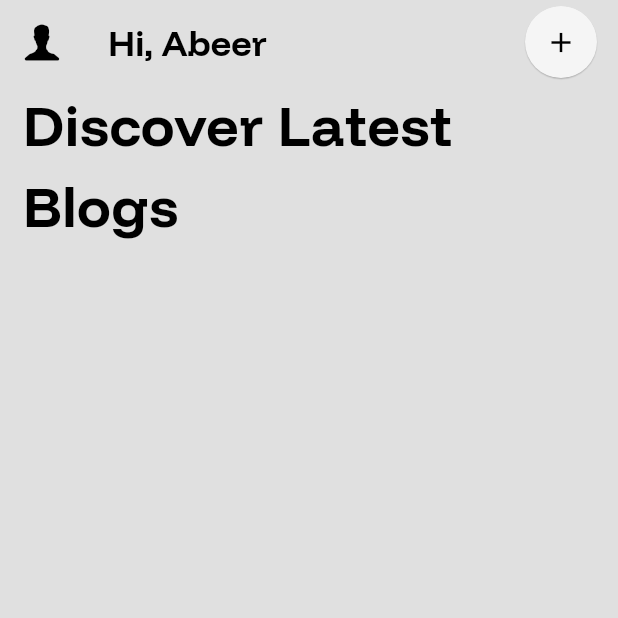
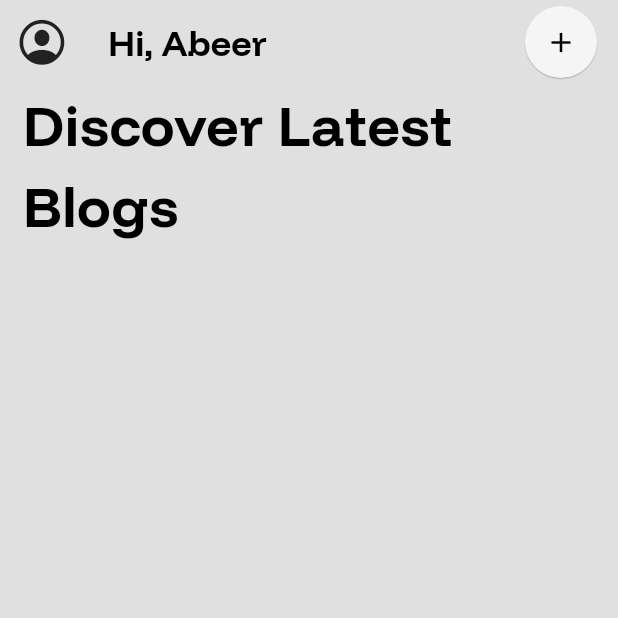
Before and after one commit to AbeerPanwar/Blog-App, a Flutter app: the BlogPage screen opened directly, on a phone screen of 412 x 824 dp, the top half of it. Run offline on Flutter 3.47's test engine with Material 3 defaults, Android fonts, the phone set to English and light mode, and no system bars; our stand-ins replace dotted_border, flutter_bloc, fpdart, get_it, supabase_flutter; accounts and stored records are empty.

Commit message:
changes in some UI of blog homepage and signin/signup page

```diff
--- a/lib/features/Auth/presentation/pages/sign_up.dart
+++ b/lib/features/Auth/presentation/pages/sign_up.dart
@@ -19,6 +19,7 @@ class _SignUpPageState extends State<SignUpPage> {
   final nameController = TextEditingController();
   final passwordController = TextEditingController();
   final formkey = GlobalKey<FormState>();
+  bool isLoading = false;
 
   @override
   void dispose() {
@@ -60,7 +61,7 @@ class _SignUpPageState extends State<SignUpPage> {
                 },
                 builder: (context, state) {
                   if (state is AuthLoading) {
-                    return Loading();
+                    isLoading = true;
                   }
 
                   return Form(
@@ -100,6 +101,7 @@ class _SignUpPageState extends State<SignUpPage> {
                         ),
                         SizedBox(height: 30),
                         AuthButton(
+                          isLoading: isLoading,
                           text: 'Sign Up',
                           onTap: () {
                             if (formkey.currentState!.validate()) {
--- a/lib/features/Auth/presentation/pages/sing_in.dart
+++ b/lib/features/Auth/presentation/pages/sing_in.dart
@@ -18,6 +18,7 @@ class _SignInPageState extends State<SignInPage> {
   final emailController = TextEditingController();
   final passwordController = TextEditingController();
   final formkey = GlobalKey<FormState>();
+  bool isLoading = false;
 
   @override
   void dispose() {
@@ -59,7 +60,7 @@ class _SignInPageState extends State<SignInPage> {
                 },
                 builder: (context, state) {
                   if (state is AuthLoading) {
-                    return Loading();
+                    isLoading = true;
                   }
 
                   return Form(
@@ -93,6 +94,7 @@ class _SignInPageState extends State<SignInPage> {
                         ),
                         SizedBox(height: 30),
                         AuthButton(
+                          isLoading: isLoading,
                           text: 'Sign In',
                           onTap: () {
                             if (formkey.currentState!.validate()) {
--- a/lib/features/Auth/presentation/widgets/auth_button.dart
+++ b/lib/features/Auth/presentation/widgets/auth_button.dart
@@ -1,12 +1,15 @@
+import 'package:blog_app/core/common/widgets/loading.dart';
 import 'package:flutter/material.dart';
 
 class AuthButton extends StatelessWidget {
   final String text;
   final VoidCallback onTap;
+  final bool isLoading;
   const AuthButton({
     super.key,
     required this.text,
     required this.onTap,
+    this.isLoading = false,
   });
 
   @override
@@ -24,7 +27,7 @@ class AuthButton extends StatelessWidget {
           backgroundColor: Colors.grey.shade700,
           fixedSize: Size(double.maxFinite, 60)
         ) ,
-        child: Text(
+        child: isLoading? Loading() : Text(
           text,
           style: TextStyle(
             fontSize: 18,
--- a/lib/features/blog/presentation/pages/blog_page.dart
+++ b/lib/features/blog/presentation/pages/blog_page.dart
@@ -9,7 +9,7 @@ class BlogPage extends StatelessWidget {
     return Scaffold(
       backgroundColor: Colors.grey.shade300,
       appBar: AppBar(
-        actionsPadding: EdgeInsets.only(right: 10,),
+        actionsPadding: EdgeInsets.only(right: 10),
         backgroundColor: Colors.transparent,
         title: Text(
           'Hi, Abeer',
@@ -20,13 +20,10 @@ class BlogPage extends StatelessWidget {
             fontWeight: FontWeight.bold,
           ),
         ),
-        leading: IconButton(
-          onPressed: () {},
-          icon: Icon(
-            CupertinoIcons.person_alt,
-            color: Colors.black,
-            size: 30,
-          ),
+        leading: Icon(
+          CupertinoIcons.person_crop_circle,
+          color: Colors.grey.shade900,
+          size: 35,
         ),
         actions: [
           Card(
@@ -37,11 +34,7 @@ class BlogPage extends StatelessWidget {
               onPressed: () {
                 Navigator.pushNamed(context, 'addBlogPage');
               },
-              icon: Icon(
-                Icons.add_outlined,
-                color: Colors.black,
-                size: 22,
-              ),
+              icon: Icon(Icons.add_outlined, color: Colors.black, size: 22),
             ),
           ),
         ],
--- a/pubspec.yaml
+++ b/pubspec.yaml
@@ -39,6 +39,8 @@ dependencies:
   flutter_bloc: ^9.1.1
   get_it: ^8.2.0
   dotted_border: ^3.1.0
+  lottie: ^3.3.1
+  animated_splash_screen: ^1.3.0
 
 dev_dependencies:
   flutter_test:
```
Also changed, not shown: pubspec.lock.
